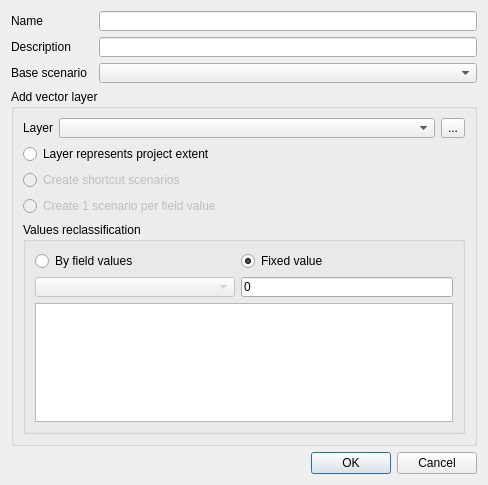
First picture: the form in ui/scenario_dialog.ui, repository MathieuChailloux/MitiConnect, before the edit.
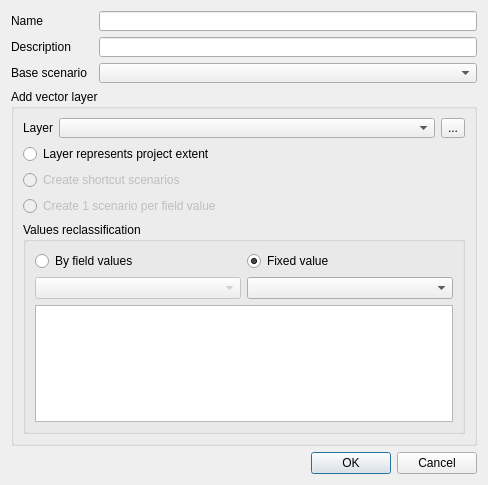
Second picture: the form after the edit. Custom widgets are drawn as their Qt base class.

Commit message: Update scenario reclassModel to print full info

```diff
--- a/ui/scenario_dialog.ui
+++ b/ui/scenario_dialog.ui
@@ -234,6 +234,9 @@
          <string>Values reclassification</string>
         </property>
         <layout class="QGridLayout" name="gridLayout">
+         <item row="3" column="0" colspan="2">
+          <widget class="QTableView" name="scDialogView"/>
+         </item>
          <item row="0" column="0">
           <widget class="QRadioButton" name="scFieldMode">
            <property name="enabled">
@@ -286,23 +289,7 @@
           </widget>
          </item>
          <item row="1" column="1">
-          <widget class="QLineEdit" name="scBurnVal">
-           <property name="enabled">
-            <bool>true</bool>
-           </property>
-           <property name="minimumSize">
-            <size>
-             <width>200</width>
-             <height>20</height>
-            </size>
-           </property>
-           <property name="text">
-            <string>0</string>
-           </property>
-          </widget>
-         </item>
-         <item row="2" column="0" colspan="2">
-          <widget class="QTableView" name="scDialogView"/>
+          <widget class="QComboBox" name="scBurnVal"/>
          </item>
         </layout>
        </widget>
```
Left out of the diff: 26 changed lines with no effect on the pictures. The commit also changes 8 other files.
